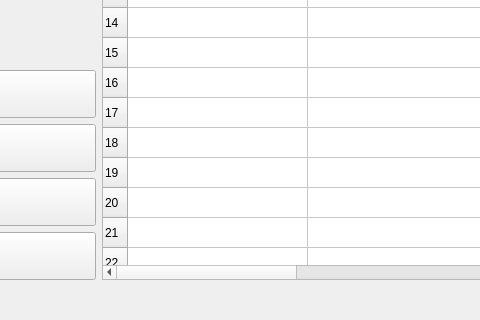
The window that students.ui (motor1n/students) describes before a commit, drawn with Qt 5; both pictures show x 322 to 802 and y 448 to 768 of the 1024 by 768 pixel window.
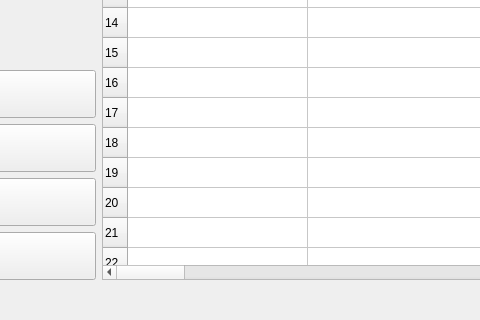
The same window after the commit. Icons and pictures are not drawn.

Commit message: Корректное заполнение таблицы 'Список студентов' графического интерфейса

The edit to the form file:
```diff
--- a/students.ui
+++ b/students.ui
@@ -719,6 +719,81 @@
            <string>Конец</string>
           </property>
          </column>
+         <column>
+          <property name="text">
+           <string>Заявление</string>
+          </property>
+         </column>
+         <column>
+          <property name="text">
+           <string>Зав. кафедрой</string>
+          </property>
+         </column>
+         <column>
+          <property name="text">
+           <string>Структурное подразделение</string>
+          </property>
+         </column>
+         <column>
+          <property name="text">
+           <string>Место проведения практики</string>
+          </property>
+         </column>
+         <column>
+          <property name="text">
+           <string>Адрес</string>
+          </property>
+         </column>
+         <column>
+          <property name="text">
+           <string>Руководитель</string>
+          </property>
+         </column>
+         <column>
+          <property name="text">
+           <string>Год</string>
+          </property>
+         </column>
+         <column>
+          <property name="text">
+           <string>Дата №1</string>
+          </property>
+         </column>
+         <column>
+          <property name="text">
+           <string>Дата №2</string>
+          </property>
+         </column>
+         <column>
+          <property name="text">
+           <string>Дата №3</string>
+          </property>
+         </column>
+         <column>
+          <property name="text">
+           <string>Дата №4</string>
+          </property>
+         </column>
+         <column>
+          <property name="text">
+           <string>Дата №5</string>
+          </property>
+         </column>
+         <column>
+          <property name="text">
+           <string>Дата №6</string>
+          </property>
+         </column>
+         <column>
+          <property name="text">
+           <string>Дата №7</string>
+          </property>
+         </column>
+         <column>
+          <property name="text">
+           <string>Дата №8</string>
+          </property>
+         </column>
         </widget>
        </item>
        <item row="8" column="0">
```
The commit also changes 1 other file.
